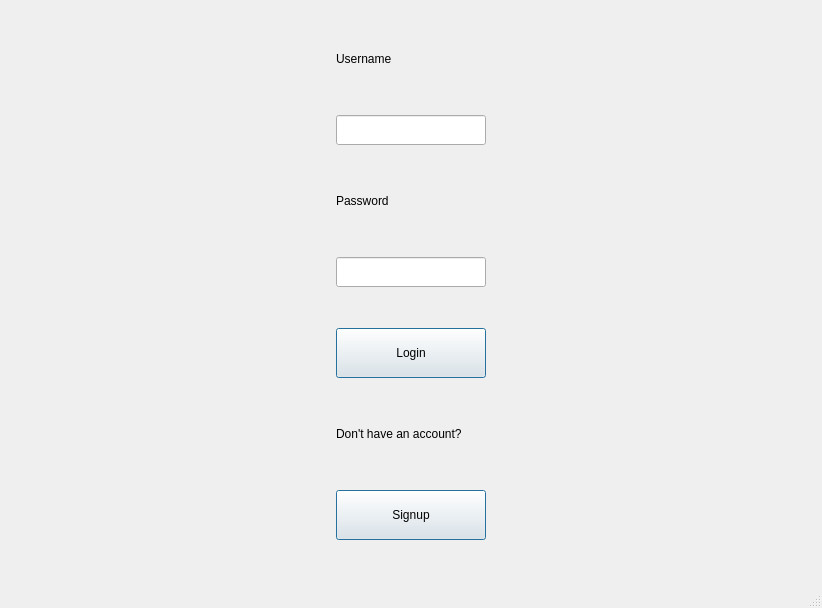
The window that concurrentTextEditor/clientmainwindow.ui (scottiexdev/concurrentTextEditor) describes before a commit, drawn with Qt 5.
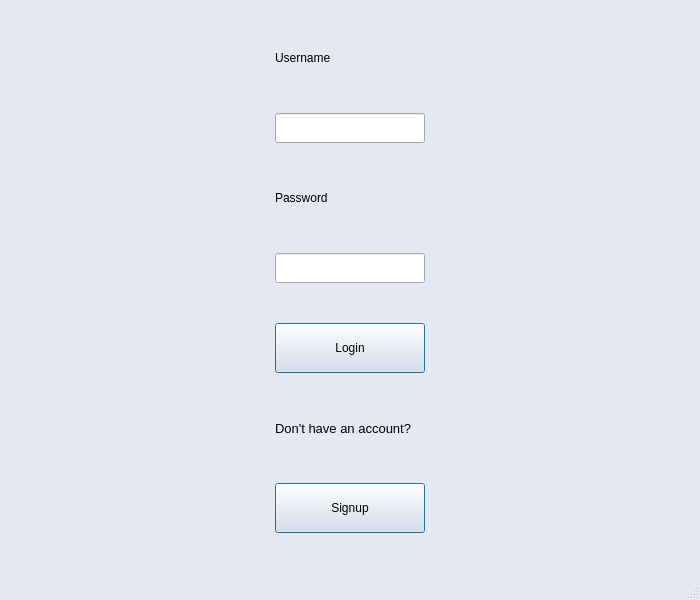
The same window after the commit.

Commit message: First steps UI rework - changed background

Diff of the .ui file:
```diff
--- a/concurrentTextEditor/clientmainwindow.ui
+++ b/concurrentTextEditor/clientmainwindow.ui
@@ -6,15 +6,504 @@
    <rect>
     <x>0</x>
     <y>0</y>
-    <width>822</width>
-    <height>608</height>
+    <width>700</width>
+    <height>600</height>
    </rect>
   </property>
+  <property name="minimumSize">
+   <size>
+    <width>700</width>
+    <height>600</height>
+   </size>
+  </property>
+  <property name="maximumSize">
+   <size>
+    <width>700</width>
+    <height>600</height>
+   </size>
+  </property>
+  <property name="palette">
+   <palette>
+    <active>
+     <colorrole role="WindowText">
+      <brush brushstyle="SolidPattern">
+       <color alpha="255">
+        <red>0</red>
+        <green>0</green>
+        <blue>0</blue>
+       </color>
+      </brush>
+     </colorrole>
+     <colorrole role="Button">
+      <brush brushstyle="SolidPattern">
+       <color alpha="255">
+        <red>228</red>
+        <green>232</green>
+        <blue>240</blue>
+       </color>
+      </brush>
+     </colorrole>
+     <colorrole role="Light">
+      <brush brushstyle="SolidPattern">
+       <color alpha="255">
+        <red>255</red>
+        <green>255</green>
+        <blue>255</blue>
+       </color>
+      </brush>
+     </colorrole>
+     <colorrole role="Midlight">
+      <brush brushstyle="SolidPattern">
+       <color alpha="255">
+        <red>241</red>
+        <green>243</green>
+        <blue>247</blue>
+       </color>
+      </brush>
+     </colorrole>
+     <colorrole role="Dark">
+      <brush brushstyle="SolidPattern">
+       <color alpha="255">
+        <red>114</red>
+        <green>116</green>
+        <blue>120</blue>
+       </color>
+      </brush>
+     </colorrole>
+     <colorrole role="Mid">
+      <brush brushstyle="SolidPattern">
+       <color alpha="255">
+        <red>152</red>
+        <green>155</green>
+        <blue>160</blue>
+       </color>
+      </brush>
+     </colorrole>
+     <colorrole role="Text">
+      <brush brushstyle="SolidPattern">
+       <color alpha="255">
+        <red>0</red>
+        <green>0</green>
+        <blue>0</blue>
+       </color>
+      </brush>
+     </colorrole>
+     <colorrole role="BrightText">
+      <brush brushstyle="SolidPattern">
+       <color alpha="255">
+        <red>255</red>
+        <green>255</green>
+        <blue>255</blue>
+       </color>
+      </brush>
+     </colorrole>
+     <colorrole role="ButtonText">
+      <brush brushstyle="SolidPattern">
+       <color alpha="255">
+        <red>0</red>
+        <green>0</green>
+        <blue>0</blue>
+       </color>
+      </brush>
+     </colorrole>
+     <colorrole role="Base">
+      <brush brushstyle="SolidPattern">
+       <color alpha="255">
+        <red>255</red>
+        <green>255</green>
+        <blue>255</blue>
+       </color>
+      </brush>
+     </colorrole>
+     <colorrole role="Window">
+      <brush brushstyle="SolidPattern">
+       <color alpha="255">
+        <red>228</red>
+        <green>232</green>
+        <blue>240</blue>
+       </color>
+      </brush>
+     </colorrole>
+     <colorrole role="Shadow">
+      <brush brushstyle="SolidPattern">
+       <color alpha="255">
+        <red>0</red>
+        <green>0</green>
+        <blue>0</blue>
+       </color>
+      </brush>
+     </colorrole>
+     <colorrole role="AlternateBase">
+      <brush brushstyle="SolidPattern">
+       <color alpha="255">
+        <red>241</red>
+        <green>243</green>
+        <blue>247</blue>
+       </color>
+      </brush>
+     </colorrole>
+     <colorrole role="ToolTipBase">
+      <brush brushstyle="SolidPattern">
+       <color alpha="255">
+        <red>255</red>
+        <green>255</green>
+        <blue>220</blue>
+       </color>
+      </brush>
+     </colorrole>
+     <colorrole role="ToolTipText">
+      <brush brushstyle="SolidPattern">
+       <color alpha="255">
+        <red>0</red>
+        <green>0</green>
+        <blue>0</blue>
+       </color>
+      </brush>
+     </colorrole>
+     <colorrole role="PlaceholderText">
+      <brush brushstyle="SolidPattern">
+       <color alpha="128">
+        <red>0</red>
+        <green>0</green>
+        <blue>0</blue>
+       </color>
+      </brush>
+     </colorrole>
+    </active>
+    <inactive>
+     <colorrole role="WindowText">
+      <brush brushstyle="SolidPattern">
+       <color alpha="255">
+        <red>0</red>
+        <green>0</green>
+        <blue>0</blue>
+       </color>
+      </brush>
+     </colorrole>
+     <colorrole role="Button">
+      <brush brushstyle="SolidPattern">
+       <color alpha="255">
+        <red>228</red>
+        <green>232</green>
+        <blue>240</blue>
+       </color>
+      </brush>
+     </colorrole>
+     <colorrole role="Light">
+      <brush brushstyle="SolidPattern">
+       <color alpha="255">
+        <red>255</red>
+        <green>255</green>
+        <blue>255</blue>
+       </color>
+      </brush>
+     </colorrole>
+     <colorrole role="Midlight">
+      <brush brushstyle="SolidPattern">
+       <color alpha="255">
+        <red>241</red>
+        <green>243</green>
+        <blue>247</blue>
+       </color>
+      </brush>
+     </colorrole>
+     <colorrole role="Dark">
+      <brush brushstyle="SolidPattern">
+       <color alpha="255">
+        <red>114</red>
+        <green>116</green>
+        <blue>120</blue>
+       </color>
+      </brush>
+     </colorrole>
+     <colorrole role="Mid">
+      <brush brushstyle="SolidPattern">
+       <color alpha="255">
+        <red>152</red>
+        <green>155</green>
+        <blue>160</blue>
+       </color>
+      </brush>
+     </colorrole>
+     <colorrole role="Text">
+      <brush brushstyle="SolidPattern">
+       <color alpha="255">
+        <red>0</red>
+        <green>0</green>
+        <blue>0</blue>
+       </color>
+      </brush>
+     </colorrole>
+     <colorrole role="BrightText">
+      <brush brushstyle="SolidPattern">
+       <color alpha="255">
+        <red>255</red>
+        <green>255</green>
+        <blue>255</blue>
+       </color>
+      </brush>
+     </colorrole>
+     <colorrole role="ButtonText">
+      <brush brushstyle="SolidPattern">
+       <color alpha="255">
+        <red>0</red>
+        <green>0</green>
+        <blue>0</blue>
+       </color>
+      </brush>
+     </colorrole>
+     <colorrole role="Base">
+      <brush brushstyle="SolidPattern">
+       <color alpha="255">
+        <red>255</red>
+        <green>255</green>
+        <blue>255</blue>
+       </color>
+      </brush>
+     </colorrole>
+     <colorrole role="Window">
+      <brush brushstyle="SolidPattern">
+       <color alpha="255">
+        <red>228</red>
+        <green>232</green>
+        <blue>240</blue>
+       </color>
+      </brush>
+     </colorrole>
+     <colorrole role="Shadow">
+      <brush brushstyle="SolidPattern">
+       <color alpha="255">
+        <red>0</red>
+        <green>0</green>
+        <blue>0</blue>
+       </color>
+      </brush>
+     </colorrole>
+     <colorrole role="AlternateBase">
+      <brush brushstyle="SolidPattern">
+       <color alpha="255">
+        <red>241</red>
+        <green>243</green>
+        <blue>247</blue>
+       </color>
+      </brush>
+     </colorrole>
+     <colorrole role="ToolTipBase">
+      <brush brushstyle="SolidPattern">
+       <color alpha="255">
+        <red>255</red>
+        <green>255</green>
+        <blue>220</blue>
+       </color>
+      </brush>
+     </colorrole>
+     <colorrole role="ToolTipText">
+      <brush brushstyle="SolidPattern">
+       <color alpha="255">
+        <red>0</red>
+        <green>0</green>
+        <blue>0</blue>
+       </color>
+      </brush>
+     </colorrole>
+     <colorrole role="PlaceholderText">
+      <brush brushstyle="SolidPattern">
+       <color alpha="128">
+        <red>0</red>
+        <green>0</green>
+        <blue>0</blue>
+       </color>
+      </brush>
+     </colorrole>
+    </inactive>
+    <disabled>
+     <colorrole role="WindowText">
+      <brush brushstyle="SolidPattern">
+       <color alpha="255">
+        <red>114</red>
+        <green>116</green>
+        <blue>120</blue>
+       </color>
+      </brush>
+     </colorrole>
+     <colorrole role="Button">
+      <brush brushstyle="SolidPattern">
+       <color alpha="255">
+        <red>228</red>
+        <green>232</green>
+        <blue>240</blue>
+       </color>
+      </brush>
+     </colorrole>
+     <colorrole role="Light">
+      <brush brushstyle="SolidPattern">
+       <color alpha="255">
+        <red>255</red>
+        <green>255</green>
+        <blue>255</blue>
+       </color>
+      </brush>
+     </colorrole>
+     <colorrole role="Midlight">
+      <brush brushstyle="SolidPattern">
+       <color alpha="255">
+        <red>241</red>
+        <green>243</green>
+        <blue>247</blue>
+       </color>
+      </brush>
+     </colorrole>
+     <colorrole role="Dark">
+      <brush brushstyle="SolidPattern">
+       <color alpha="255">
+        <red>114</red>
+        <green>116</green>
+        <blue>120</blue>
+       </color>
+      </brush>
+     </colorrole>
+     <colorrole role="Mid">
+      <brush brushstyle="SolidPattern">
+       <color alpha="255">
+        <red>152</red>
+        <green>155</green>
+        <blue>160</blue>
+       </color>
+      </brush>
+     </colorrole>
+     <colorrole role="Text">
+      <brush brushstyle="SolidPattern">
+       <color alpha="255">
+        <red>114</red>
+        <green>116</green>
+        <blue>120</blue>
+       </color>
+      </brush>
+     </colorrole>
+     <colorrole role="BrightText">
+      <brush brushstyle="SolidPattern">
+       <color alpha="255">
+        <red>255</red>
+        <green>255</green>
+        <blue>255</blue>
+       </color>
+      </brush>
+     </colorrole>
+     <colorrole role="ButtonText">
+      <brush brushstyle="SolidPattern">
+       <color alpha="255">
+        <red>114</red>
+        <green>116</green>
+        <blue>120</blue>
+       </color>
+      </brush>
+     </colorrole>
+     <colorrole role="Base">
+      <brush brushstyle="SolidPattern">
+       <color alpha="255">
+        <red>228</red>
+        <green>232</green>
+        <blue>240</blue>
+       </color>
+      </brush>
+     </colorrole>
+     <colorrole role="Window">
+      <brush brushstyle="SolidPattern">
+       <color alpha="255">
+        <red>228</red>
+        <green>232</green>
+        <blue>240</blue>
+       </color>
+      </brush>
+     </colorrole>
+     <colorrole role="Shadow">
+      <brush brushstyle="SolidPattern">
+       <color alpha="255">
+        <red>0</red>
+        <green>0</green>
+        <blue>0</blue>
+       </color>
+      </brush>
+     </colorrole>
+     <colorrole role="AlternateBase">
+      <brush brushstyle="SolidPattern">
+       <color alpha="255">
+        <red>228</red>
+        <green>232</green>
+        <blue>240</blue>
+       </color>
+      </brush>
+     </colorrole>
+     <colorrole role="ToolTipBase">
+      <brush brushstyle="SolidPattern">
+       <color alpha="255">
+        <red>255</red>
+        <green>255</green>
+        <blue>220</blue>
+       </color>
+      </brush>
+     </colorrole>
+     <colorrole role="ToolTipText">
+      <brush brushstyle="SolidPattern">
+       <color alpha="255">
+        <red>0</red>
+        <green>0</green>
+        <blue>0</blue>
+       </color>
+      </brush>
+     </colorrole>
+     <colorrole role="PlaceholderText">
+      <brush brushstyle="SolidPattern">
+       <color alpha="128">
+        <red>0</red>
+        <green>0</green>
+        <blue>0</blue>
+       </color>
+      </brush>
+     </colorrole>
+    </disabled>
+   </palette>
+  </property>
+  <property name="cursor">
+   <cursorShape>ArrowCursor</cursorShape>
+  </property>
   <property name="windowTitle">
-   <string>ConcurrentTextEditor</string>
+   <string>Concurrent TextEditor</string>
   </property>
   <widget class="QWidget" name="centralwidget">
+   <property name="font">
+    <font>
+     <weight>50</weight>
+     <bold>false</bold>
+     <kerning>true</kerning>
+    </font>
+   </property>
    <layout class="QGridLayout" name="gridLayout">
+    <item row="0" column="0">
+     <widget class="QLabel" name="labelUsr">
+      <property name="sizePolicy">
+       <sizepolicy hsizetype="Preferred" vsizetype="Fixed">
+        <horstretch>0</horstretch>
+        <verstretch>0</verstretch>
+       </sizepolicy>
+      </property>
+      <property name="minimumSize">
+       <size>
+        <width>150</width>
+        <height>30</height>
+       </size>
+      </property>
+      <property name="maximumSize">
+       <size>
+        <width>300</width>
+        <height>30</height>
+       </size>
+      </property>
+      <property name="text">
+       <string>Username</string>
+      </property>
+     </widget>
+    </item>
     <item row="1" column="0">
      <widget class="QLineEdit" name="lineEditUsr">
       <property name="sizePolicy">
@@ -40,27 +529,14 @@
       </property>
      </widget>
     </item>
-    <item row="5" column="0">
-     <widget class="QLabel" name="label">
-      <property name="minimumSize">
-       <size>
-        <width>150</width>
-        <height>30</height>
-       </size>
-      </property>
-      <property name="maximumSize">
-       <size>
-        <width>150</width>
-        <height>30</height>
-       </size>
-      </property>
-      <property name="text">
-       <string>Don't have an account?</string>
-      </property>
-     </widget>
-    </item>
     <item row="2" column="0">
      <widget class="QLabel" name="labelPwd">
+      <property name="sizePolicy">
+       <sizepolicy hsizetype="Preferred" vsizetype="Fixed">
+        <horstretch>0</horstretch>
+        <verstretch>0</verstretch>
+       </sizepolicy>
+      </property>
       <property name="minimumSize">
        <size>
         <width>150</width>
@@ -103,47 +579,6 @@
       </property>
      </widget>
     </item>
-    <item row="0" column="0">
-     <widget class="QLabel" name="labelUsr">
-      <property name="minimumSize">
-       <size>
-        <width>150</width>
-        <height>30</height>
-       </size>
-      </property>
-      <property name="maximumSize">
-       <size>
-        <width>150</width>
-        <height>30</height>
-       </size>
-      </property>
-      <property name="text">
-       <string>Username</string>
-      </property>
-     </widget>
-    </item>
-    <item row="6" column="0">
-     <widget class="QPushButton" name="pushButtonSignup">
-      <property name="minimumSize">
-       <size>
-        <width>150</width>
-        <height>50</height>
-       </size>
-      </property>
-      <property name="maximumSize">
-       <size>
-        <width>150</width>
-        <height>50</height>
-       </size>
-      </property>
-      <property name="text">
-       <string>Signup</string>
-      </property>
-      <property name="default">
-       <bool>true</bool>
-      </property>
-     </widget>
-    </item>
     <item row="4" column="0">
      <widget class="QPushButton" name="pushButtonLogin">
       <property name="enabled">
@@ -172,6 +607,62 @@
       </property>
      </widget>
     </item>
+    <item row="5" column="0">
+     <widget class="QLabel" name="label">
+      <property name="sizePolicy">
+       <sizepolicy hsizetype="Preferred" vsizetype="Fixed">
+        <horstretch>0</horstretch>
+        <verstretch>0</verstretch>
+       </sizepolicy>
+      </property>
+      <property name="minimumSize">
+       <size>
+        <width>150</width>
+        <height>30</height>
+       </size>
+      </property>
+      <property name="maximumSize">
+       <size>
+        <width>150</width>
+        <height>30</height>
+       </size>
+      </property>
+      <property name="font">
+       <font>
+        <family>MS Shell Dlg 2</family>
+        <pointsize>10</pointsize>
+        <weight>50</weight>
+        <bold>false</bold>
+        <kerning>true</kerning>
+       </font>
+      </property>
+      <property name="text">
+       <string>Don't have an account?</string>
+      </property>
+     </widget>
+    </item>
+    <item row="6" column="0">
+     <widget class="QPushButton" name="pushButtonSignup">
+      <property name="minimumSize">
+       <size>
+        <width>150</width>
+        <height>50</height>
+       </size>
+      </property>
+      <property name="maximumSize">
+       <size>
+        <width>150</width>
+        <height>50</height>
+       </size>
+      </property>
+      <property name="text">
+       <string>Signup</string>
+      </property>
+      <property name="default">
+       <bool>true</bool>
+      </property>
+     </widget>
+    </item>
    </layout>
   </widget>
   <widget class="QMenuBar" name="menubar">
@@ -179,8 +670,8 @@
     <rect>
      <x>0</x>
      <y>0</y>
-     <width>822</width>
-     <height>26</height>
+     <width>700</width>
+     <height>21</height>
     </rect>
    </property>
   </widget>
```
The commit also changes 4 other files.
